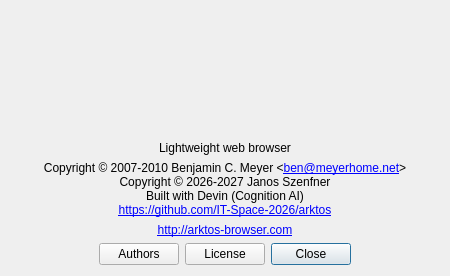
IT-Space-2026/arktos, file src/aboutdialog.ui: the form before one commit.
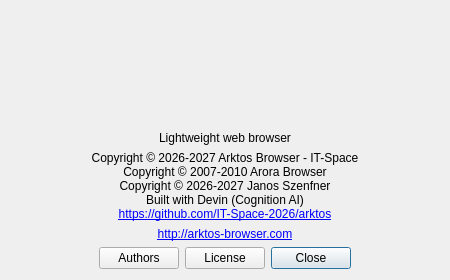
The form after the commit.

Commit message:
Consolidate copyright attribution: Arora Browser / Arktos Browser - IT-Space
Upstream Arora individual contributor copyright lines become the
collective 'Arora Browser'; files created or modified since the fork
add 'Copyright © 2026-2027 Arktos Browser - IT-Space'.  Third-party
holders (Trolltech, Nokia, Torch Mobile, FSF, Arc90, icon packs,
vendored libraries) unchanged; Janos Szenfner's credit stays.

Generated with [Devin](https://devin.ai)

What changed in the file:
```diff
--- a/src/aboutdialog.ui
+++ b/src/aboutdialog.ui
@@ -163,7 +163,8 @@
 &lt;html&gt;&lt;head&gt;&lt;meta name=&quot;qrichtext&quot; content=&quot;1&quot; /&gt;&lt;style type=&quot;text/css&quot;&gt;
 p, li { white-space: pre-wrap; }
 &lt;/style&gt;&lt;/head&gt;&lt;body style=&quot;font-size:9pt;&quot;&gt;
-&lt;p style=&quot; margin-top:0px; margin-bottom:0px; margin-left:0px; margin-right:0px; -qt-block-indent:0; text-indent:0px;&quot;&gt;Copyright © 2007-2010 Benjamin C. Meyer &amp;lt;&lt;a href=&quot;mailto:ben@meyerhome.net&quot;&gt;&lt;span style=&quot; text-decoration: underline;&quot;&gt;ben@meyerhome.net&lt;/span&gt;&lt;/a&gt;&amp;gt;&lt;/p&gt;
+&lt;p style=&quot; margin-top:0px; margin-bottom:0px; margin-left:0px; margin-right:0px; -qt-block-indent:0; text-indent:0px;&quot;&gt;Copyright © 2026-2027 Arktos Browser - IT-Space&lt;/p&gt;
+&lt;p style=&quot; margin-top:0px; margin-bottom:0px; margin-left:0px; margin-right:0px; -qt-block-indent:0; text-indent:0px;&quot;&gt;Copyright © 2007-2010 Arora Browser&lt;/p&gt;
 &lt;p style=&quot; margin-top:0px; margin-bottom:0px; margin-left:0px; margin-right:0px; -qt-block-indent:0; text-indent:0px;&quot;&gt;Copyright © 2026-2027 Janos Szenfner&lt;/p&gt;
 &lt;p style=&quot; margin-top:0px; margin-bottom:0px; margin-left:0px; margin-right:0px; -qt-block-indent:0; text-indent:0px;&quot;&gt;Built with Devin (Cognition AI)&lt;/p&gt;
 &lt;p style=&quot; margin-top:0px; margin-bottom:0px; margin-left:0px; margin-right:0px; -qt-block-indent:0; text-indent:0px;&quot;&gt;&lt;a href=&quot;https://github.com/IT-Space-2026/arktos&quot;&gt;&lt;span style=&quot; text-decoration: underline;&quot;&gt;https://github.com/IT-Space-2026/arktos&lt;/span&gt;&lt;/a&gt;&lt;/p&gt;&lt;/body&gt;&lt;/html&gt;</string>
```
The commit also changes 521 other files.
